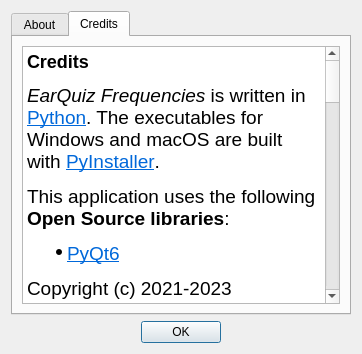
Gdalik/EarQuiz_Frequencies, file GUI/About/AboutDialog.ui: the form before one commit.
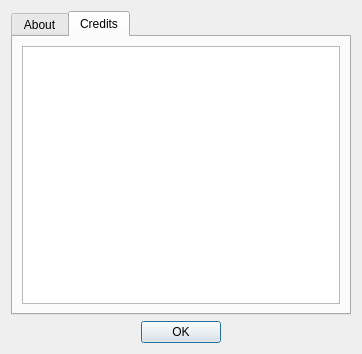
The form after the commit. The open tabs and pages were chosen to show the change. Icons and pictures are not drawn.

```diff
--- a/GUI/About/AboutDialog.ui
+++ b/GUI/About/AboutDialog.ui
@@ -177,28 +177,10 @@
          </property>
          <property name="html">
           <string>&lt;!DOCTYPE HTML PUBLIC &quot;-//W3C//DTD HTML 4.0//EN&quot; &quot;http://www.w3.org/TR/REC-html40/strict.dtd&quot;&gt;
-&lt;html&gt;&lt;head&gt;&lt;meta name=&quot;qrichtext&quot; content=&quot;1&quot; /&gt;&lt;title&gt;Credits&lt;/title&gt;&lt;style type=&quot;text/css&quot;&gt;
+&lt;html&gt;&lt;head&gt;&lt;meta name=&quot;qrichtext&quot; content=&quot;1&quot; /&gt;&lt;style type=&quot;text/css&quot;&gt;
 p, li { white-space: pre-wrap; }
 &lt;/style&gt;&lt;/head&gt;&lt;body style=&quot; font-family:'.AppleSystemUIFont'; font-size:13pt; font-weight:400; font-style:normal;&quot;&gt;
-&lt;h2 style=&quot; margin-top:16px; margin-bottom:12px; margin-left:0px; margin-right:0px; -qt-block-indent:0; text-indent:0px;&quot;&gt;&lt;span style=&quot; font-size:14pt; font-weight:600;&quot;&gt;Credits&lt;/span&gt;&lt;/h2&gt;
-&lt;p style=&quot; margin-top:12px; margin-bottom:12px; margin-left:0px; margin-right:0px; -qt-block-indent:0; text-indent:0px;&quot;&gt;&lt;span style=&quot; font-size:14pt; font-style:italic;&quot;&gt;EarQuiz Frequencies&lt;/span&gt;&lt;span style=&quot; font-size:14pt;&quot;&gt; is written in &lt;/span&gt;&lt;a href=&quot;https://www.python.org/&quot;&gt;&lt;span style=&quot; font-size:14pt; text-decoration: underline; color:#0068da;&quot;&gt;Python&lt;/span&gt;&lt;/a&gt;&lt;span style=&quot; font-size:14pt;&quot;&gt;. The executables for Windows and macOS are built with &lt;/span&gt;&lt;a href=&quot;https://pyinstaller.org/&quot;&gt;&lt;span style=&quot; font-size:14pt; text-decoration: underline; color:#0068da;&quot;&gt;PyInstaller&lt;/span&gt;&lt;/a&gt;&lt;span style=&quot; font-size:14pt;&quot;&gt;.&lt;/span&gt;&lt;/p&gt;
-&lt;p style=&quot; margin-top:12px; margin-bottom:12px; margin-left:0px; margin-right:0px; -qt-block-indent:0; text-indent:0px;&quot;&gt;&lt;span style=&quot; font-size:14pt;&quot;&gt;This application uses the following &lt;/span&gt;&lt;span style=&quot; font-size:14pt; font-weight:600;&quot;&gt;Open Source libraries&lt;/span&gt;&lt;span style=&quot; font-size:14pt;&quot;&gt;:&lt;/span&gt;&lt;/p&gt;
-&lt;ul style=&quot;margin-top: 0px; margin-bottom: 0px; margin-left: 0px; margin-right: 0px; -qt-list-indent: 1;&quot;&gt;&lt;li style=&quot;&quot; style=&quot; margin-top:12px; margin-bottom:12px; margin-left:0px; margin-right:0px; -qt-block-indent:0; text-indent:0px;&quot;&gt;&lt;a href=&quot;https://www.riverbankcomputing.com/software/pyqt/&quot;&gt;&lt;span style=&quot; font-size:14pt; text-decoration: underline; color:#0068da;&quot;&gt;PyQt6&lt;/span&gt;&lt;/a&gt;&lt;/li&gt;
-&lt;p style=&quot; margin-top:12px; margin-bottom:12px; margin-left:0px; margin-right:0px; -qt-block-indent:0; text-indent:0px;&quot;&gt;&lt;span style=&quot; font-size:14pt;&quot;&gt;Copyright (c) 2021-2023 Riverbank Computing Limited&lt;/span&gt;&lt;/p&gt;
-&lt;p style=&quot; margin-top:12px; margin-bottom:12px; margin-left:0px; margin-right:0px; -qt-block-indent:0; text-indent:0px;&quot;&gt;&lt;span style=&quot; font-size:14pt;&quot;&gt;License: &lt;/span&gt;&lt;a href=&quot;https://www.gnu.org/licenses/gpl-3.0.html&quot;&gt;&lt;span style=&quot; font-size:14pt; text-decoration: underline; color:#0068da;&quot;&gt;GPL v3&lt;/span&gt;&lt;/a&gt;&lt;/p&gt;
-&lt;li style=&quot;&quot; style=&quot; margin-top:12px; margin-bottom:12px; margin-left:0px; margin-right:0px; -qt-block-indent:0; text-indent:0px;&quot;&gt;&lt;a href=&quot;https://spotify.github.io/pedalboard/index.html#&quot;&gt;&lt;span style=&quot; font-size:14pt; text-decoration: underline; color:#0068da;&quot;&gt;Pedalboard&lt;/span&gt;&lt;/a&gt;&lt;/li&gt;
-&lt;p style=&quot; margin-top:12px; margin-bottom:12px; margin-left:0px; margin-right:0px; -qt-block-indent:0; text-indent:0px;&quot;&gt;&lt;span style=&quot; font-size:14pt;&quot;&gt;Copyright (c) 2021-2022 Spotify AB&lt;/span&gt;&lt;/p&gt;
-&lt;p style=&quot; margin-top:12px; margin-bottom:12px; margin-left:0px; margin-right:0px; -qt-block-indent:0; text-indent:0px;&quot;&gt;&lt;span style=&quot; font-size:14pt;&quot;&gt;License: &lt;/span&gt;&lt;a href=&quot;https://www.gnu.org/licenses/gpl-3.0.html&quot;&gt;&lt;span style=&quot; font-size:14pt; text-decoration: underline; color:#0068da;&quot;&gt;GPL v3&lt;/span&gt;&lt;/a&gt;&lt;/p&gt;
-&lt;li style=&quot;&quot; style=&quot; margin-top:12px; margin-bottom:12px; margin-left:0px; margin-right:0px; -qt-block-indent:0; text-indent:0px;&quot;&gt;&lt;a href=&quot;https://numpy.org/&quot;&gt;&lt;span style=&quot; font-size:14pt; text-decoration: underline; color:#0068da;&quot;&gt;NumPy&lt;/span&gt;&lt;/a&gt;&lt;/li&gt;
-&lt;p style=&quot; margin-top:12px; margin-bottom:12px; margin-left:0px; margin-right:0px; -qt-block-indent:0; text-indent:0px;&quot;&gt;&lt;span style=&quot; font-size:14pt;&quot;&gt;Copyright (c) 2005-2023 NumPy Developers&lt;/span&gt;&lt;/p&gt;
-&lt;p style=&quot; margin-top:12px; margin-bottom:12px; margin-left:0px; margin-right:0px; -qt-block-indent:0; text-indent:0px;&quot;&gt;&lt;span style=&quot; font-size:14pt;&quot;&gt;License: &lt;/span&gt;&lt;a href=&quot;https://opensource.org/license/bsd-3-clause/&quot;&gt;&lt;span style=&quot; font-size:14pt; text-decoration: underline; color:#0068da;&quot;&gt;BSD 3-Clause&lt;/span&gt;&lt;/a&gt;&lt;/p&gt;
-&lt;li style=&quot;&quot; style=&quot; margin-top:12px; margin-bottom:12px; margin-left:0px; margin-right:0px; -qt-block-indent:0; text-indent:0px;&quot;&gt;&lt;a href=&quot;https://www.pyqtgraph.org/&quot;&gt;&lt;span style=&quot; font-size:14pt; text-decoration: underline; color:#0068da;&quot;&gt;PyQtGraph&lt;/span&gt;&lt;/a&gt;&lt;/li&gt;&lt;/ul&gt;
-&lt;p style=&quot; margin-top:12px; margin-bottom:12px; margin-left:0px; margin-right:0px; -qt-block-indent:0; text-indent:0px;&quot;&gt;&lt;span style=&quot; font-size:14pt;&quot;&gt;Copyright (c) 2012 University of North Carolina at Chapel Hill&lt;/span&gt;&lt;/p&gt;
-&lt;p style=&quot; margin-top:12px; margin-bottom:12px; margin-left:0px; margin-right:0px; -qt-block-indent:0; text-indent:0px;&quot;&gt;&lt;span style=&quot; font-size:14pt;&quot;&gt;License: &lt;/span&gt;&lt;a href=&quot;https://opensource.org/license/mit/&quot;&gt;&lt;span style=&quot; font-size:14pt; text-decoration: underline; color:#0068da;&quot;&gt;MIT&lt;/span&gt;&lt;/a&gt;&lt;br /&gt;&lt;/p&gt;
-&lt;h3 style=&quot; margin-top:14px; margin-bottom:12px; margin-left:0px; margin-right:0px; -qt-block-indent:0; text-indent:0px;&quot;&gt;&lt;span style=&quot; font-size:14pt; font-weight:600;&quot;&gt;Icons&lt;/span&gt;&lt;/h3&gt;
-&lt;p style=&quot; margin-top:12px; margin-bottom:12px; margin-left:0px; margin-right:0px; -qt-block-indent:0; text-indent:0px;&quot;&gt;&lt;span style=&quot; font-size:14pt;&quot;&gt;The majority of icons, used in this application, have been taken from &lt;/span&gt;&lt;a href=&quot;https://www.flaticon.com/&quot;&gt;&lt;span style=&quot; font-size:14pt; text-decoration: underline; color:#0068da;&quot;&gt;Flaticon&lt;/span&gt;&lt;/a&gt;&lt;span style=&quot; font-size:14pt;&quot;&gt;:&lt;/span&gt;&lt;/p&gt;
-&lt;p style=&quot; margin-top:12px; margin-bottom:12px; margin-left:0px; margin-right:0px; -qt-block-indent:0; text-indent:0px;&quot;&gt;&lt;a href=&quot;https://www.flaticon.com/free-icons/plus&quot;&gt;&lt;span style=&quot; font-size:14pt; text-decoration: underline; color:#0068da;&quot;&gt;Plus icons created by Freepik - Flaticon&lt;/span&gt;&lt;/a&gt;&lt;span style=&quot; font-size:14pt;&quot;&gt;&lt;br /&gt;&lt;/span&gt;&lt;a href=&quot;https://www.flaticon.com/free-icons/minus&quot;&gt;&lt;span style=&quot; font-size:14pt; text-decoration: underline; color:#0068da;&quot;&gt;Minus icons created by Freepik - Flaticon&lt;/span&gt;&lt;/a&gt;&lt;span style=&quot; font-size:14pt;&quot;&gt;&lt;br /&gt;&lt;/span&gt;&lt;a href=&quot;https://www.flaticon.com/free-icons/around&quot;&gt;&lt;span style=&quot; font-size:14pt; text-decoration: underline; color:#0068da;&quot;&gt;Around icons created by Freepik - Flaticon&lt;/span&gt;&lt;/a&gt;&lt;span style=&quot; font-size:14pt;&quot;&gt;&lt;br /&gt;&lt;/span&gt;&lt;a href=&quot;https://www.flaticon.com/free-icons/lifecycle&quot;&gt;&lt;span style=&quot; font-size:14pt; text-decoration: underline; color:#0068da;&quot;&gt;Lifecycle icons created by Freepik - Flaticon&lt;/span&gt;&lt;/a&gt;&lt;span style=&quot; font-size:14pt;&quot;&gt;&lt;br /&gt;&lt;/span&gt;&lt;a href=&quot;https://www.flaticon.com/free-icons/settings&quot;&gt;&lt;span style=&quot; font-size:14pt; text-decoration: underline; color:#0068da;&quot;&gt;Settings icons created by Freepik - Flaticon&lt;/span&gt;&lt;/a&gt;&lt;span style=&quot; font-size:14pt;&quot;&gt;&lt;br /&gt;&lt;/span&gt;&lt;a href=&quot;https://www.flaticon.com/free-icons/failure&quot;&gt;&lt;span style=&quot; font-size:14pt; text-decoration: underline; color:#0068da;&quot;&gt;Failure icons created by Icon mania - Flaticon&lt;/span&gt;&lt;/a&gt;&lt;span style=&quot; font-size:14pt;&quot;&gt;&lt;br /&gt;&lt;/span&gt;&lt;a href=&quot;https://www.flaticon.com/free-icons/random&quot;&gt;&lt;span style=&quot; font-size:14pt; text-decoration: underline; color:#0068da;&quot;&gt;Random icons created by mavadee - Flaticon&lt;/span&gt;&lt;/a&gt;&lt;span style=&quot; font-size:14pt;&quot;&gt;&lt;br /&gt;&lt;/span&gt;&lt;a href=&quot;https://www.flaticon.com/free-icons/star&quot;&gt;&lt;span style=&quot; font-size:14pt; text-decoration: underline; color:#0068da;&quot;&gt;Star icons created by Taufik - Flaticon&lt;/span&gt;&lt;/a&gt;&lt;span style=&quot; font-size:14pt;&quot;&gt;&lt;br /&gt;&lt;/span&gt;&lt;a href=&quot;https://www.flaticon.com/free-icons/lock&quot;&gt;&lt;span style=&quot; font-size:14pt; text-decoration: underline; color:#0068da;&quot;&gt;Lock icons created by Maxim Basinski Premium - Flaticon&lt;/span&gt;&lt;/a&gt;&lt;span style=&quot; font-size:14pt;&quot;&gt;&lt;br /&gt;&lt;/span&gt;&lt;a href=&quot;https://www.flaticon.com/free-icons/left-arrow&quot;&gt;&lt;span style=&quot; font-size:14pt; text-decoration: underline; color:#0068da;&quot;&gt;Left arrow icons created by NajmunNahar - Flaticon&lt;/span&gt;&lt;/a&gt;&lt;span style=&quot; font-size:14pt;&quot;&gt;&lt;br /&gt;&lt;/span&gt;&lt;a href=&quot;https://www.flaticon.com/free-icons/right-arrowhead&quot;&gt;&lt;span style=&quot; font-size:14pt; text-decoration: underline; color:#0068da;&quot;&gt;Right arrowhead icons created by NajmunNahar - Flaticon&lt;/span&gt;&lt;/a&gt;&lt;span style=&quot; font-size:14pt;&quot;&gt;&lt;br /&gt;&lt;/span&gt;&lt;a href=&quot;https://www.flaticon.com/free-icons/arrow&quot;&gt;&lt;span style=&quot; font-size:14pt; text-decoration: underline; color:#0068da;&quot;&gt;Arrow icons created by Pixel perfect - Flaticon&lt;/span&gt;&lt;/a&gt;&lt;/p&gt;
-&lt;p style=&quot; margin-top:12px; margin-bottom:12px; margin-left:0px; margin-right:0px; -qt-block-indent:0; text-indent:0px;&quot;&gt;&lt;span style=&quot; font-size:14pt;&quot;&gt;Player icons by &lt;/span&gt;&lt;a href=&quot;https://www.iconarchive.com/icons/oxygen-icons.org/oxygen/authors.txt&quot;&gt;&lt;span style=&quot; font-size:14pt; text-decoration: underline; color:#0068da;&quot;&gt;The Oxygen Team&lt;/span&gt;&lt;/a&gt;&lt;span style=&quot; font-size:14pt;&quot;&gt;.&lt;/span&gt;&lt;/p&gt;&lt;/body&gt;&lt;/html&gt;</string>
+&lt;p style=&quot;-qt-paragraph-type:empty; margin-top:0px; margin-bottom:0px; margin-left:0px; margin-right:0px; -qt-block-indent:0; text-indent:0px;&quot;&gt;&lt;br /&gt;&lt;/p&gt;&lt;/body&gt;&lt;/html&gt;</string>
          </property>
          <property name="openExternalLinks">
           <bool>true</bool>
```
Left out of the diff: 4 changed lines with no effect on the pictures.
